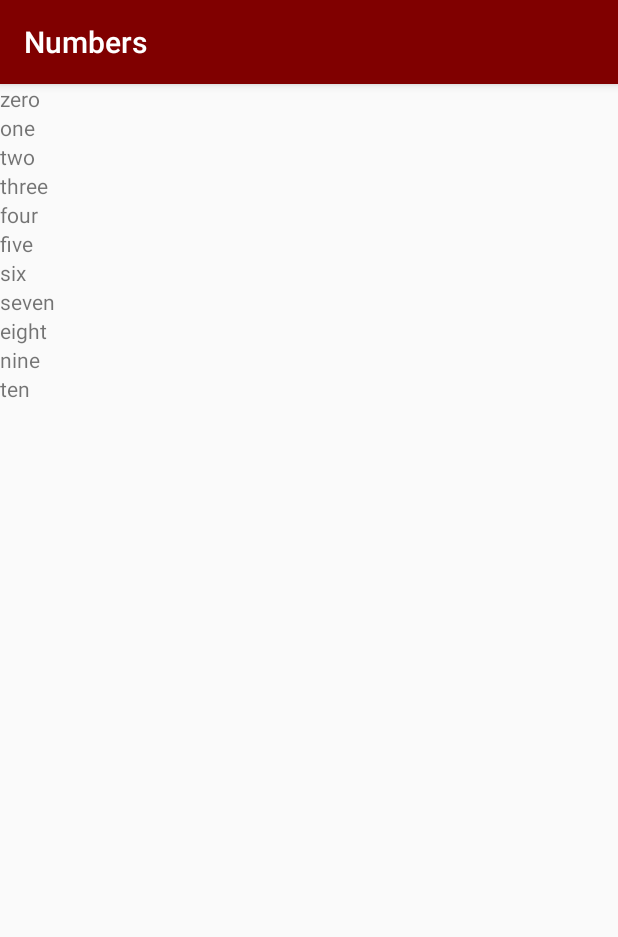
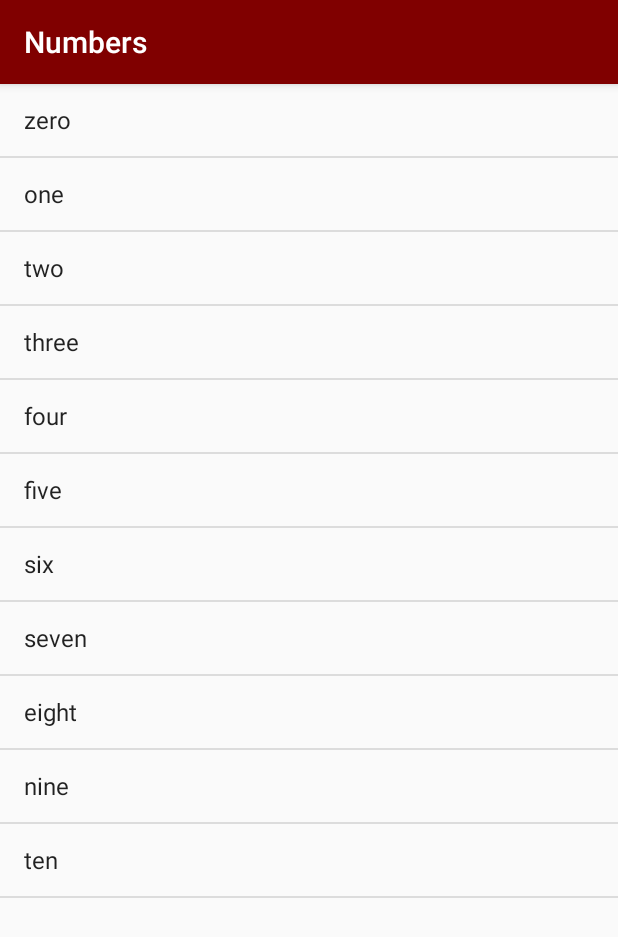
Before and after one commit to ConnieJChi/ChineseLearner, an Android app: the NumbersActivity screen opened directly, with no data from a screen before it, on a phone screen of 412 x 824 dp. Shown: the top 937 px of the screen. Run offline under Robolectric (Android 15) with nearby library versions, the phone set to English and light mode, and no system bars.

Commit message:
Updated to ListView to recycle views

```diff
--- a/app/src/main/java/com/example/android/chineselearner/NumbersActivity.java
+++ b/app/src/main/java/com/example/android/chineselearner/NumbersActivity.java
@@ -3,11 +3,15 @@
 import android.support.v7.app.AppCompatActivity;
 import android.os.Bundle;
 import android.util.Log;
+import android.view.View;
+import android.widget.ArrayAdapter;
 import android.widget.LinearLayout;
+import android.widget.ListView;
 import android.widget.TextView;
 
 
 import java.util.ArrayList;
+import java.util.List;
 
 public class NumbersActivity extends AppCompatActivity {
 
@@ -35,13 +39,15 @@
 //            Log.v("ColorsActivity", "word at index " + i + " is " + numArr.get(i));
 //        }
 
-        LinearLayout root = (LinearLayout) this.findViewById(R.id.rootView);
-        //View linearLayout =  findViewById(R.id.info);
-        for (int i= 0; i < numArr.size(); i++) {
-            TextView zero = new TextView(this);
-            zero.setText(numArr.get(i));
-            root.addView(zero);
-        }
+//        ListView root = (ListView) this.findViewById(R.id.rootView);
+//        for (int i= 0; i < numArr.size(); i++) {
+//            TextView zero = new TextView(this);
+//            zero.setText(numArr.get(i));
+//            root.addView(zero);
+//        }
+        ArrayAdapter<String> itemsAdapter = new ArrayAdapter<String>(this, android.R.layout.simple_list_item_1, numArr);
+        ListView listView = (ListView) findViewById(R.id.rootView);
+        listView.setAdapter(itemsAdapter);
 
     }
 }
--- a/app/src/main/res/layout/activity_numbers.xml
+++ b/app/src/main/res/layout/activity_numbers.xml
@@ -1,5 +1,5 @@
 <?xml version="1.0" encoding="utf-8"?>
-<LinearLayout xmlns:android="http://schemas.android.com/apk/res/android"
+<ListView xmlns:android="http://schemas.android.com/apk/res/android"
     xmlns:app="http://schemas.android.com/apk/res-auto"
     android:id="@+id/rootView"
     xmlns:tools="http://schemas.android.com/tools"
@@ -8,4 +8,4 @@
     tools:context=".NumbersActivity"
     android:orientation="vertical">
 
-</LinearLayout>
+</ListView>
```
